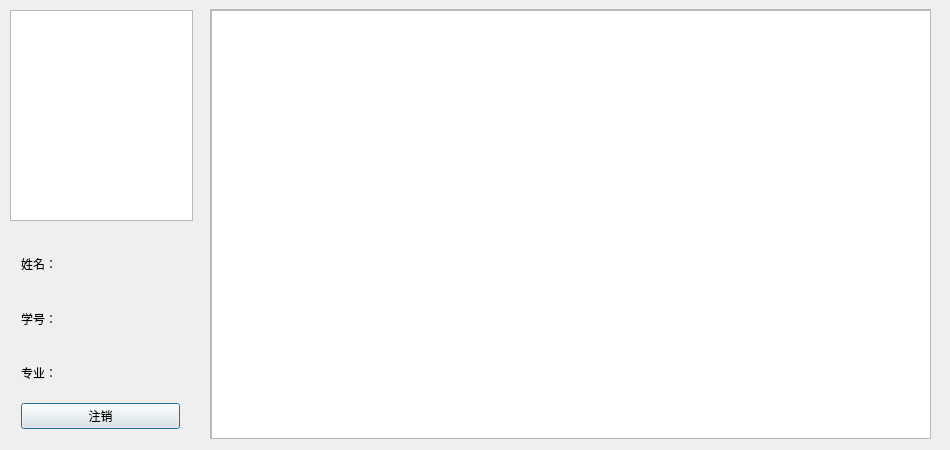
Old version of the form ExamSystem/StudentWindow.ui in the repository ChenjunYing/examsystem.
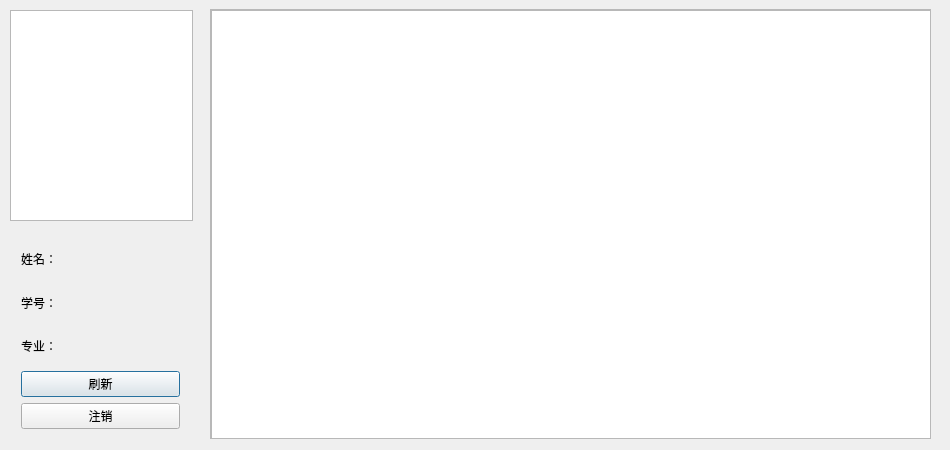
New version of the form.

Commit message: 完善了考试界面的相关功能 学生界面增加了刷新数据功能

Diff of the .ui file:
```diff
--- a/ExamSystem/StudentWindow.ui
+++ b/ExamSystem/StudentWindow.ui
@@ -137,6 +137,13 @@
       </item>
      </layout>
     </item>
+    <item>
+     <widget class="QPushButton" name="refreshBtn">
+      <property name="text">
+       <string>刷新</string>
+      </property>
+     </widget>
+    </item>
     <item>
      <widget class="QPushButton" name="btnLogout">
       <property name="text">
```
The commit also changes 9 other files.
